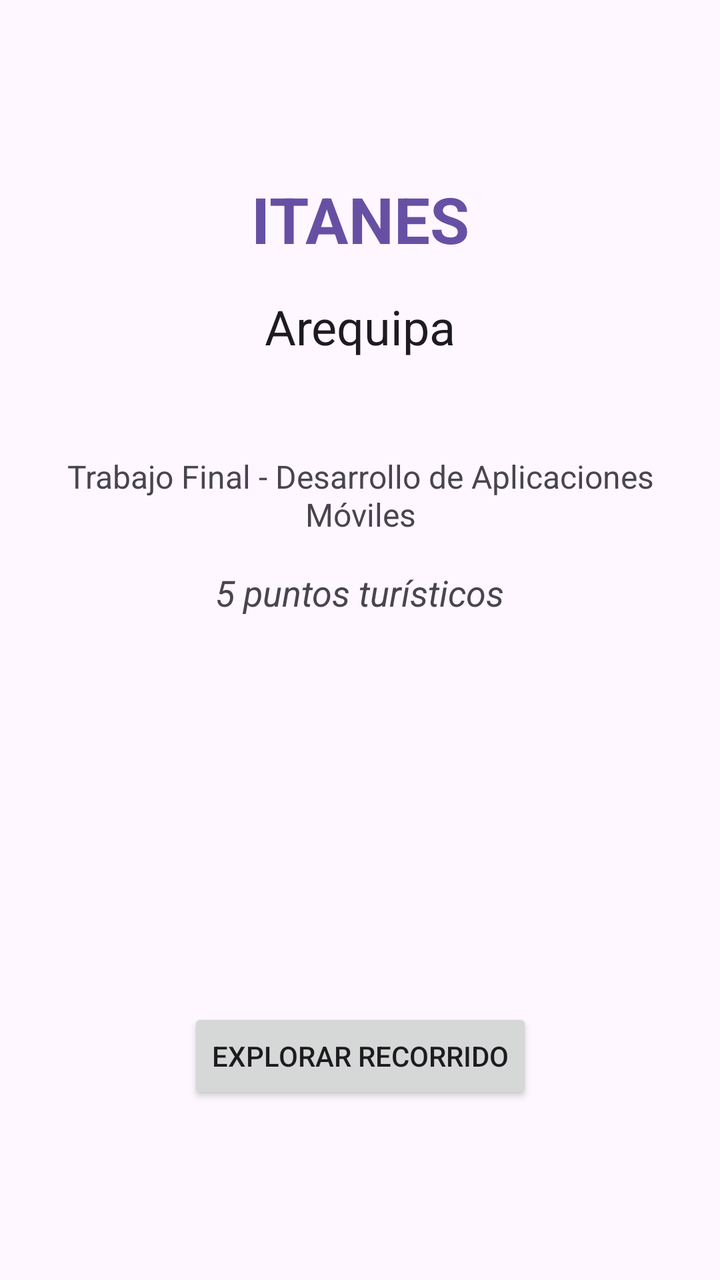
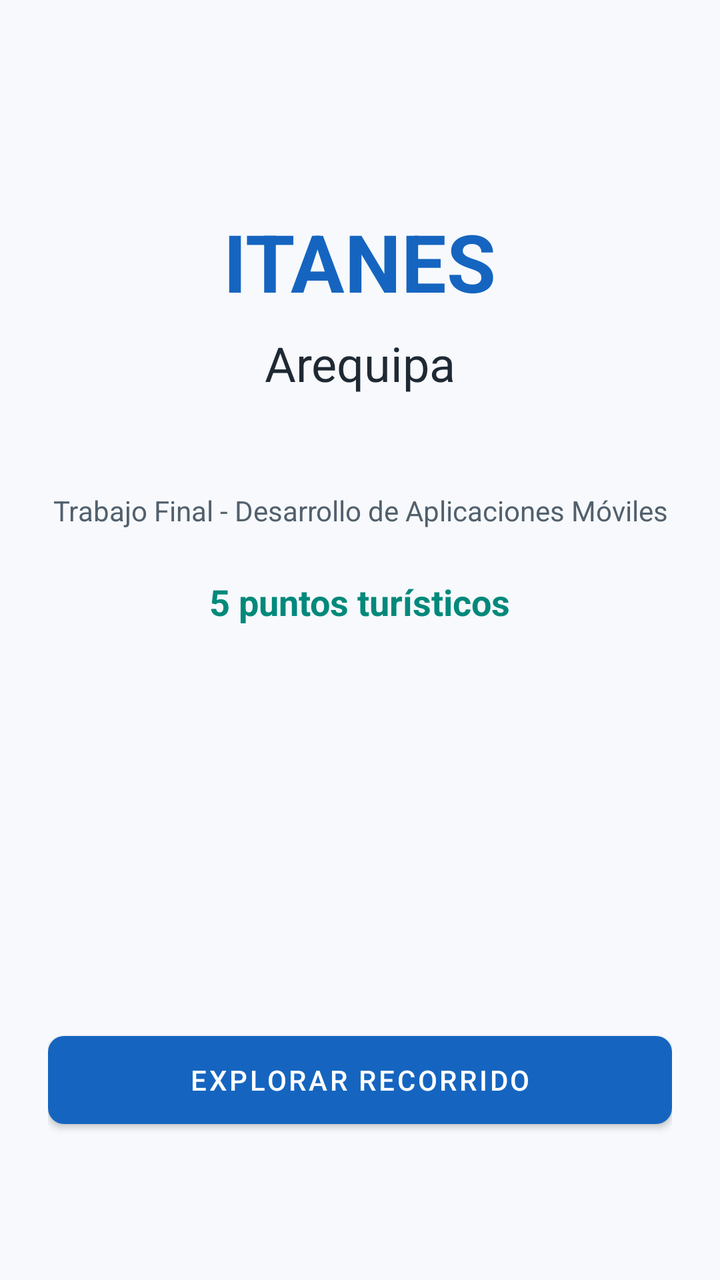

Screens rendered from an Android XML layout before and after an edit, with the pre-edit source and the edit as a unified diff.
<!-- AndroidManifest.xml: application theme Theme.Miguelruiz -->
<!-- res/layout/activity_main.xml -->
<?xml version="1.0" encoding="utf-8"?>
<androidx.constraintlayout.widget.ConstraintLayout xmlns:android="http://schemas.android.com/apk/res/android"
    xmlns:app="http://schemas.android.com/apk/res-auto"
    xmlns:tools="http://schemas.android.com/tools"
    android:id="@+id/main"
    android:layout_width="match_parent"
    android:layout_height="match_parent"
    android:padding="24dp"
    tools:context=".MainActivity">

    <TextView
        android:id="@+id/textAppName"
        android:layout_width="wrap_content"
        android:layout_height="wrap_content"
        android:layout_marginTop="64dp"
        android:text="@string/app_name"
        android:textSize="32sp"
        android:textStyle="bold"
        android:textColor="?attr/colorPrimary"
        app:layout_constraintEnd_toEndOf="parent"
        app:layout_constraintStart_toStartOf="parent"
        app:layout_constraintTop_toTopOf="parent" />

    <TextView
        android:id="@+id/textTourName"
        android:layout_width="wrap_content"
        android:layout_height="wrap_content"
        android:layout_marginTop="16dp"
        android:text="@string/tour_name"
        android:textSize="24sp"
        android:textColor="?android:attr/textColorPrimary"
        app:layout_constraintEnd_toEndOf="parent"
        app:layout_constraintStart_toStartOf="parent"
        app:layout_constraintTop_toBottomOf="@id/textAppName" />

    <TextView
        android:id="@+id/textCourse"
        android:layout_width="0dp"
        android:layout_height="wrap_content"
        android:layout_marginTop="48dp"
        android:gravity="center"
        android:text="@string/course_text"
        android:textSize="16sp"
        android:textColor="?android:attr/textColorSecondary"
        app:layout_constraintEnd_toEndOf="parent"
        app:layout_constraintStart_toStartOf="parent"
        app:layout_constraintTop_toBottomOf="@id/textTourName" />

    <TextView
        android:id="@+id/textPlacesCount"
        android:layout_width="wrap_content"
        android:layout_height="wrap_content"
        android:layout_marginTop="16dp"
        android:text="@string/places_count"
        android:textSize="18sp"
        android:textStyle="italic"
        app:layout_constraintEnd_toEndOf="parent"
        app:layout_constraintStart_toStartOf="parent"
        app:layout_constraintTop_toBottomOf="@id/textCourse" />

    <Button
        android:id="@+id/buttonExplore"
        android:layout_width="wrap_content"
        android:layout_height="wrap_content"
        android:layout_marginBottom="64dp"
        android:text="@string/button_explore"
        app:layout_constraintBottom_toBottomOf="parent"
        app:layout_constraintEnd_toEndOf="parent"
        app:layout_constraintStart_toStartOf="parent" />

</androidx.constraintlayout.widget.ConstraintLayout>
<!-- resources referenced by this layout -->
<resources>
  <string name="app_name">ITANES</string>
  <string name="button_explore">Explorar recorrido</string>
  <string name="course_text">Trabajo Final - Desarrollo de Aplicaciones Móviles</string>
  <string name="places_count">5 puntos turísticos</string>
  <string name="tour_name">Arequipa</string>
  <style name="Theme.Miguelruiz" parent="Base.Theme.Miguelruiz" />
  <style name="Base.Theme.Miguelruiz" parent="Theme.Material3.DayNight.NoActionBar">
          
          
      </style>
</resources>

<!-- the commit's change to res/layout/activity_main.xml (unified diff, before → after) -->
@@ -5,6 +5,7 @@
     android:id="@+id/main"
     android:layout_width="match_parent"
     android:layout_height="match_parent"
+    android:background="@color/color_background"
     android:padding="24dp"
     tools:context=".MainActivity">
 
@@ -12,11 +13,11 @@
         android:id="@+id/textAppName"
         android:layout_width="wrap_content"
         android:layout_height="wrap_content"
-        android:layout_marginTop="64dp"
+        android:layout_marginTop="80dp"
         android:text="@string/app_name"
-        android:textSize="32sp"
+        android:textColor="@color/color_primary"
+        android:textSize="40sp"
         android:textStyle="bold"
-        android:textColor="?attr/colorPrimary"
         app:layout_constraintEnd_toEndOf="parent"
         app:layout_constraintStart_toStartOf="parent"
         app:layout_constraintTop_toTopOf="parent" />
@@ -25,10 +26,10 @@
         android:id="@+id/textTourName"
         android:layout_width="wrap_content"
         android:layout_height="wrap_content"
-        android:layout_marginTop="16dp"
+        android:layout_marginTop="8dp"
         android:text="@string/tour_name"
+        android:textColor="@color/text_primary"
         android:textSize="24sp"
-        android:textColor="?android:attr/textColorPrimary"
         app:layout_constraintEnd_toEndOf="parent"
         app:layout_constraintStart_toStartOf="parent"
         app:layout_constraintTop_toBottomOf="@id/textAppName" />
@@ -40,8 +41,8 @@
         android:layout_marginTop="48dp"
         android:gravity="center"
         android:text="@string/course_text"
-        android:textSize="16sp"
-        android:textColor="?android:attr/textColorSecondary"
+        android:textColor="@color/text_secondary"
+        android:textSize="14sp"
         app:layout_constraintEnd_toEndOf="parent"
         app:layout_constraintStart_toStartOf="parent"
         app:layout_constraintTop_toBottomOf="@id/textTourName" />
@@ -50,20 +51,25 @@
         android:id="@+id/textPlacesCount"
         android:layout_width="wrap_content"
         android:layout_height="wrap_content"
-        android:layout_marginTop="16dp"
+        android:layout_marginTop="24dp"
         android:text="@string/places_count"
+        android:textColor="@color/color_secondary"
         android:textSize="18sp"
-        android:textStyle="italic"
+        android:textStyle="bold"
         app:layout_constraintEnd_toEndOf="parent"
         app:layout_constraintStart_toStartOf="parent"
         app:layout_constraintTop_toBottomOf="@id/textCourse" />
 
-    <Button
+    <com.google.android.material.button.MaterialButton
         android:id="@+id/buttonExplore"
-        android:layout_width="wrap_content"
+        android:layout_width="match_parent"
         android:layout_height="wrap_content"
-        android:layout_marginBottom="64dp"
+        android:layout_marginBottom="48dp"
+        android:minHeight="56dp"
         android:text="@string/button_explore"
+        android:textColor="@color/text_on_primary"
+        app:backgroundTint="@color/color_primary"
+        app:cornerRadius="8dp"
         app:layout_constraintBottom_toBottomOf="parent"
         app:layout_constraintEnd_toEndOf="parent"
         app:layout_constraintStart_toStartOf="parent" />
<!-- resource entries referenced after the edit -->
@@ -1,14 +1,35 @@
 <!-- resources referenced by this layout -->
 <resources>
+  <color name="color_background">#F7F9FC</color>
+  <color name="color_primary">#1565C0</color>
+  <color name="color_secondary">#00897B</color>
+  <color name="text_on_primary">#FFFFFF</color>
+  <color name="text_primary">#1F2933</color>
+  <color name="text_secondary">#52606D</color>
   <string name="app_name">ITANES</string>
   <string name="button_explore">Explorar recorrido</string>
   <string name="course_text">Trabajo Final - Desarrollo de Aplicaciones Móviles</string>
   <string name="places_count">5 puntos turísticos</string>
   <string name="tour_name">Arequipa</string>
   <style name="Theme.Miguelruiz" parent="Base.Theme.Miguelruiz" />
-  <style name="Base.Theme.Miguelruiz" parent="Theme.Material3.DayNight.NoActionBar">
+  <style name="Base.Theme.Miguelruiz" parent="Theme.MaterialComponents.DayNight.NoActionBar">
           
+          <item name="colorPrimary">@color/color_primary</item>
+          <item name="colorPrimaryVariant">@color/color_primary_dark</item>
+          <item name="colorOnPrimary">@color/text_on_primary</item>
           
+          <item name="colorSecondary">@color/color_secondary</item>
+          <item name="colorSecondaryVariant">@color/color_secondary</item>
+          <item name="colorOnSecondary">@color/text_on_primary</item>
+          
+          <item name="android:statusBarColor">?attr/colorPrimaryVariant</item>
+          
+          <item name="android:windowBackground">@color/color_background</item>
+          <item name="colorSurface">@color/color_surface</item>
+          <item name="colorError">@color/color_error</item>
       </style>
+  <color name="color_primary_dark">#0D47A1</color>
+  <color name="color_surface">#FFFFFF</color>
+  <color name="color_error">#B3261E</color>
 </resources>
 
